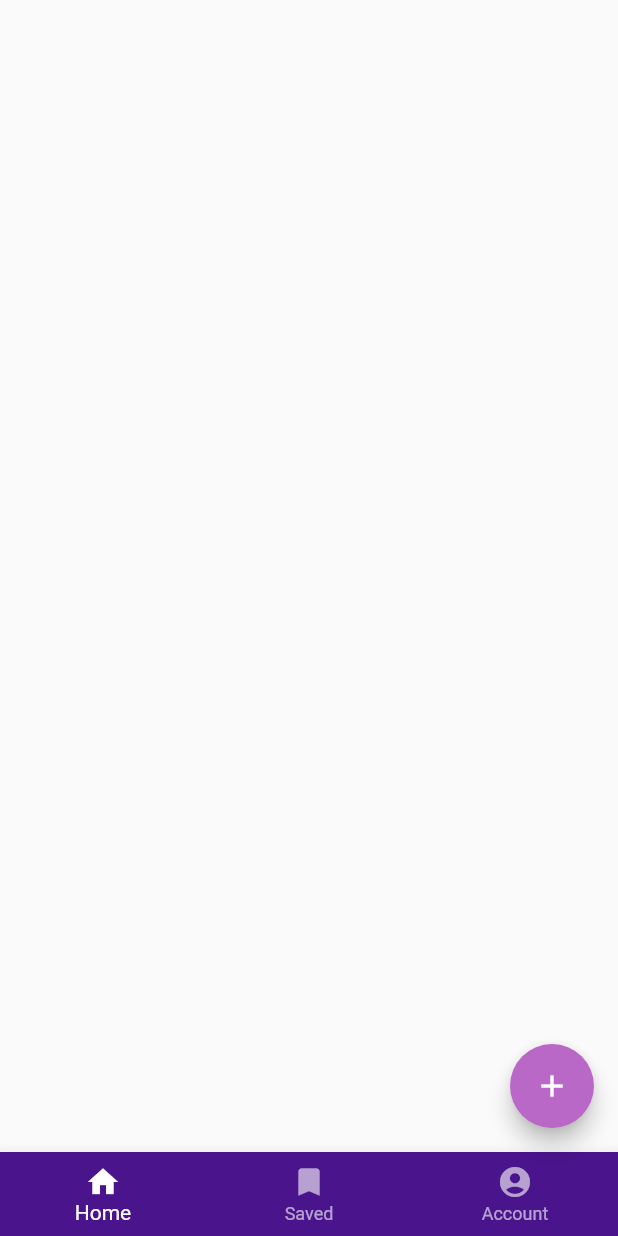
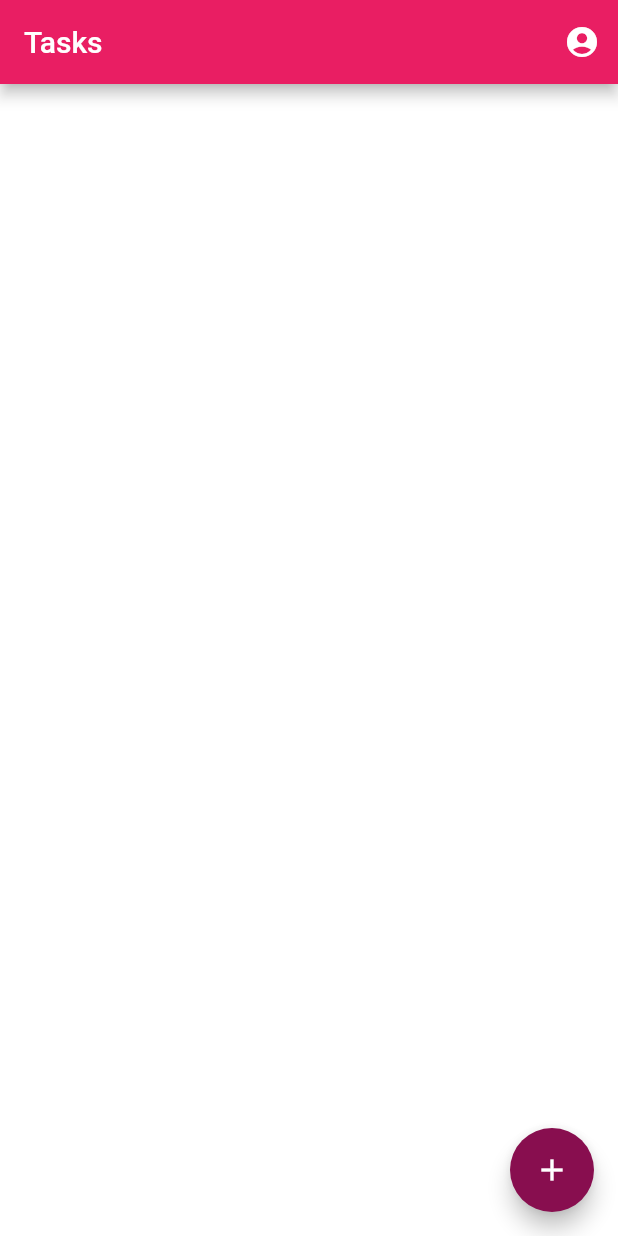
Before and after one commit to Nisbij/test_app, a Flutter app: the screen it shows after launch, on a phone screen of 412 x 824 dp. Run offline on Flutter 3.47's test engine with Material 2 defaults, Android fonts, the phone set to English and light mode, and no system bars; our stand-ins replace google_fonts.

Commit message:
first commit

```diff
--- a/lib/main.dart
+++ b/lib/main.dart
@@ -1,4 +1,6 @@
 import 'package:flutter/material.dart';
+import 'package:google_fonts/google_fonts.dart';
+import './profile.dart';
 // import './add_notes.dart';
 
 void main() => runApp(MyApp());
@@ -11,50 +13,6 @@ class MyApp extends StatelessWidget {
   }
 }
 
-class Notes extends StatefulWidget {
-  @override
-  NotesState createState() => NotesState();
-}
-
-class NotesState extends State<Notes> {
-  int _currentIndex = 0;
-
-  Widget build(BuildContext context) {
-    return Scaffold(
-      backgroundColor: Colors.grey[50],
-      bottomNavigationBar: BottomNavigationBar(
-        type: BottomNavigationBarType.fixed,
-        currentIndex: _currentIndex,
-        backgroundColor: Colors.purple[900],
-        selectedItemColor: Colors.white,
-        unselectedItemColor: Colors.white.withOpacity(.60),
-        onTap: (value) {
-          // Respond to item press.
-          setState(() => _currentIndex = value);
-        },
-        items: [
-          BottomNavigationBarItem(
-            title: Text('Home'),
-            icon: Icon(Icons.home),
-          ),
-          BottomNavigationBarItem(
-            title: Text('Saved'),
-            icon: Icon(Icons.bookmark),
-          ),
-          BottomNavigationBarItem(
-            title: Text('Account'),
-            icon: Icon(Icons.account_circle),
-          ),
-        ],
-      ),
-      floatingActionButton: FloatingActionButton(
-        child: Icon(Icons.add),
-        onPressed: () {},
-        backgroundColor: Colors.purple[300],
-      ),
-    );
-  }
-}
 
 // class create_notes extends StatefulWidget{
 
```
Also changed, not shown: lib/profile.dart (added, +128 -0 lines), pubspec.yaml (+3 -4 lines), lib/notes.dart (deleted), pubspec.lock, 1 other file.
